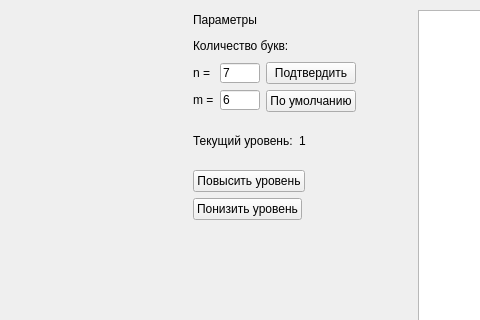
The window that root_window.ui (shm0nya/Lipilin-s-game) describes before a commit, drawn with Qt 5; both pictures show x 297 to 777 and y 0 to 320 of the 983 by 534 pixel window.
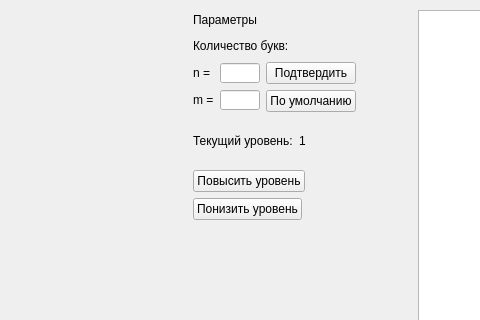
The same window after the commit.

What changed in the file:
```diff
--- a/root_window.ui
+++ b/root_window.ui
@@ -134,7 +134,7 @@
     </item>
    </layout>
   </widget>
-  <widget class="QWidget" name="">
+  <widget class="QWidget" name="layoutWidget">
    <property name="geometry">
     <rect>
      <x>490</x>
@@ -231,7 +231,7 @@
                  </size>
                 </property>
                 <property name="text">
-                 <string>7</string>
+                 <string/>
                 </property>
                </widget>
               </item>
@@ -261,7 +261,7 @@
                  </size>
                 </property>
                 <property name="text">
-                 <string>6</string>
+                 <string/>
                 </property>
                </widget>
               </item>
```
